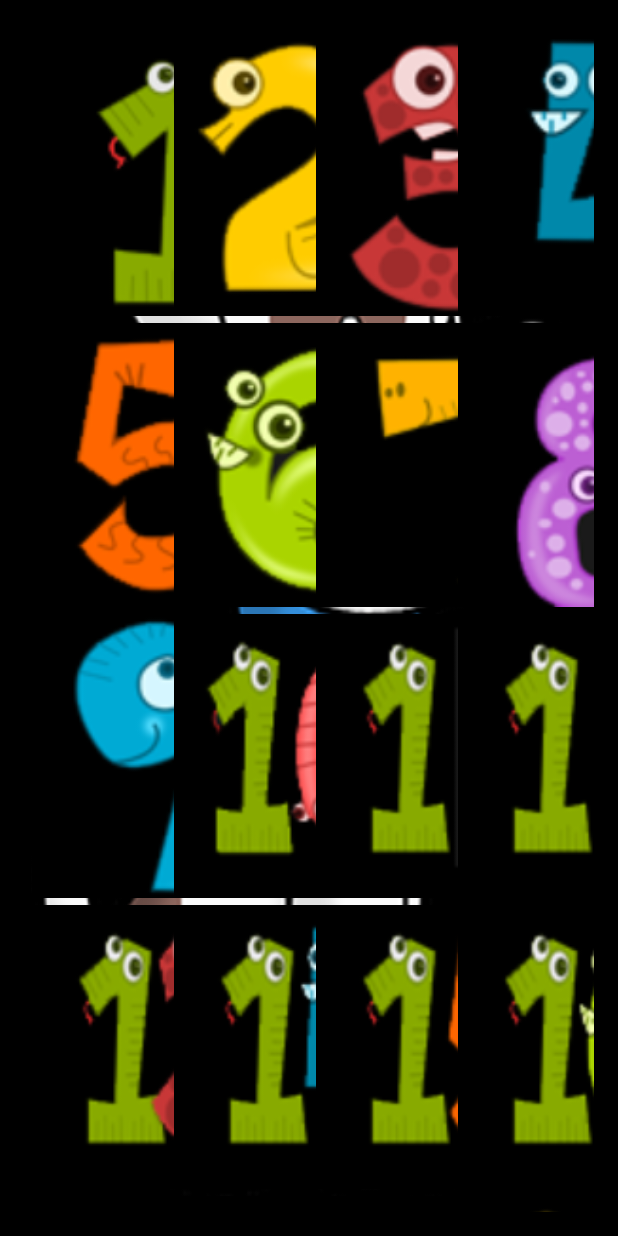
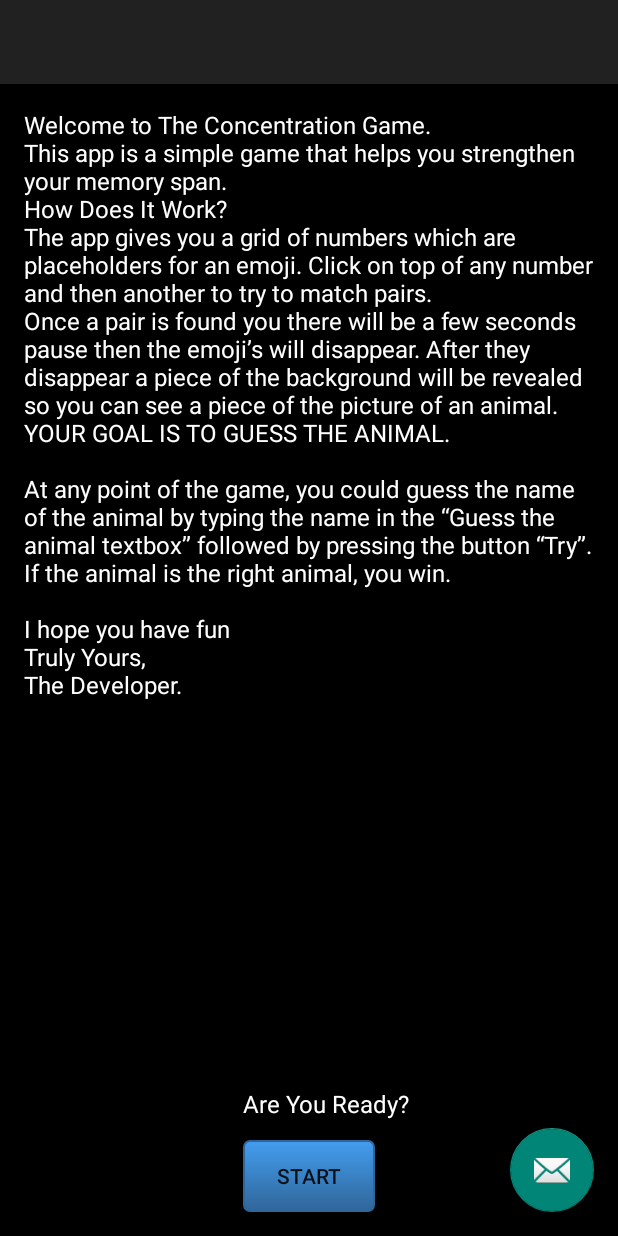
Before and after one commit to juanluiscarpinteiro/GameDevelopment, an Android app: the screen it shows after launch (MainActivity before the commit, Splash_Screen after it), on a phone screen of 412 x 824 dp. Run offline under Robolectric (Android 15) with nearby library versions, the phone set to English and light mode, and no system bars.

Commit message:
app finished with splashscren and instructions

```diff
--- a/app/src/main/java/com/gamedevelopment/esdny/gamedevelopment/Splash_Screen.java
+++ b/app/src/main/java/com/gamedevelopment/esdny/gamedevelopment/Splash_Screen.java
@@ -1,20 +1,59 @@
 package com.gamedevelopment.esdny.gamedevelopment;
 
+import android.app.Activity;
+import android.content.Intent;
 import android.os.Bundle;
 import android.support.design.widget.FloatingActionButton;
 import android.support.design.widget.Snackbar;
 import android.support.v7.app.AppCompatActivity;
 import android.support.v7.widget.Toolbar;
+import android.text.Html;
 import android.view.View;
+import android.view.Window;
+import android.view.WindowManager;
+import android.widget.Button;
+import android.widget.TextView;
+import android.widget.Toast;
 
-public class Splash_Screen extends AppCompatActivity {
+public class Splash_Screen extends Activity {
 
     @Override
     protected void onCreate(Bundle savedInstanceState) {
         super.onCreate(savedInstanceState);
+        this.requestWindowFeature(Window.FEATURE_NO_TITLE);
+        this.getWindow().setFlags(WindowManager.LayoutParams.FLAG_FULLSCREEN, WindowManager.LayoutParams.FLAG_FULLSCREEN);
+
         setContentView(R.layout.activity_splash__screen);
+
+
         Toolbar toolbar = (Toolbar) findViewById(R.id.toolbar);
-        setSupportActionBar(toolbar);
+        //setSupportActionBar(toolbar);
+
+        final Button myButton = (Button) findViewById(R.id.StartButton);
+        TextView Instructions = (TextView) findViewById(R.id.instructionsTextView) ;
+
+        Instructions.setText("Welcome to The Concentration Game.\n" +
+                "This app is a simple game that helps you strengthen your memory span.\n" +
+                "How Does It Work?"+
+                "\n" +
+                "The app gives you a grid of numbers which are placeholders for an emoji. Click on top of any number and then another to try to match pairs.\n" +
+                "Once a pair is found you there will be a few seconds pause then the emoji’s will disappear. After they disappear a piece of the background will be revealed so you can see a piece of the picture of an animal. YOUR GOAL IS TO GUESS THE ANIMAL.\n" +
+                "\n" +
+                "At any point of the game, you could guess the name of the animal by typing the name in the “Guess the animal textbox” followed by pressing the button “Try”. If the animal is the right animal, you win.\n" +
+                "\n" +
+                "I hope you have fun\n" +
+                "Truly Yours,\n" +
+                "The Developer.");
+
+        myButton.setOnClickListener(new View.OnClickListener() {
+            public void onClick(View v) {
+
+                finish();
+                startActivity(new Intent(Splash_Screen.this,MainActivity.class ));
+            }
+        });
+
+
 
         FloatingActionButton fab = (FloatingActionButton) findViewById(R.id.fab);
         fab.setOnClickListener(new View.OnClickListener() {
--- a/app/src/main/res/layout/content_splash__screen.xml
+++ b/app/src/main/res/layout/content_splash__screen.xml
@@ -17,29 +17,16 @@
     <TextView
         android:layout_width="match_parent"
         android:layout_height="wrap_content"
-        android:id="@+id/textView2"
-        android:text="Welcome to The Concentration Game.
-This app is a simple game that helps you strengthen your memory span.
-
-         How Does It Work?
-
-The app gives you a grid of numbers which are placeholders for an emoji. Click on top of any number and then another to try to match pairs.
-
-Once a pair is found you there will be a few seconds pause then the emoji’s will disappear. After they disappear a piece of the background will be revealed so you can see a piece of the picture of an animal. YOUR GOAL IS TO GUESS THE ANIMAL.
-
-At any point of the game, you could guess the name of the animal by typing the name in the “Guess the animal textbox” followed by pressing the button “Try”. If the animal is the right animal, you win.
-
-I hope you have fun
-Truly Yours,
-The Developer."
+        android:id="@+id/instructionsTextView"
         android:textAlignment="center"
-        android:textColor="@android:color/white" />
+        android:textColor="@android:color/white"
+        android:textSize="16sp" />
 
     <Button
         android:text="Start"
         android:layout_width="wrap_content"
         android:layout_height="wrap_content"
-        android:id="@+id/button"
+        android:id="@+id/StartButton"
         android:background="@drawable/blue_button"
         android:layout_alignParentBottom="true"
         android:layout_centerHorizontal="true"
@@ -49,8 +36,11 @@ The Developer."
         android:text="Are You Ready?"
         android:layout_width="wrap_content"
         android:layout_height="wrap_content"
-        android:layout_below="@+id/textView2"
-        android:layout_centerHorizontal="true"
         android:id="@+id/textView3"
-        android:textColor="@android:color/white" />
+        android:textColor="@android:color/white"
+        android:layout_above="@+id/StartButton"
+        android:layout_alignLeft="@+id/StartButton"
+        android:layout_alignStart="@+id/StartButton"
+        android:layout_marginBottom="13dp"
+        android:textSize="16sp" />
 </RelativeLayout>
```
Also changed, not shown: app/src/main/AndroidManifest.xml (+7 -5 lines).
